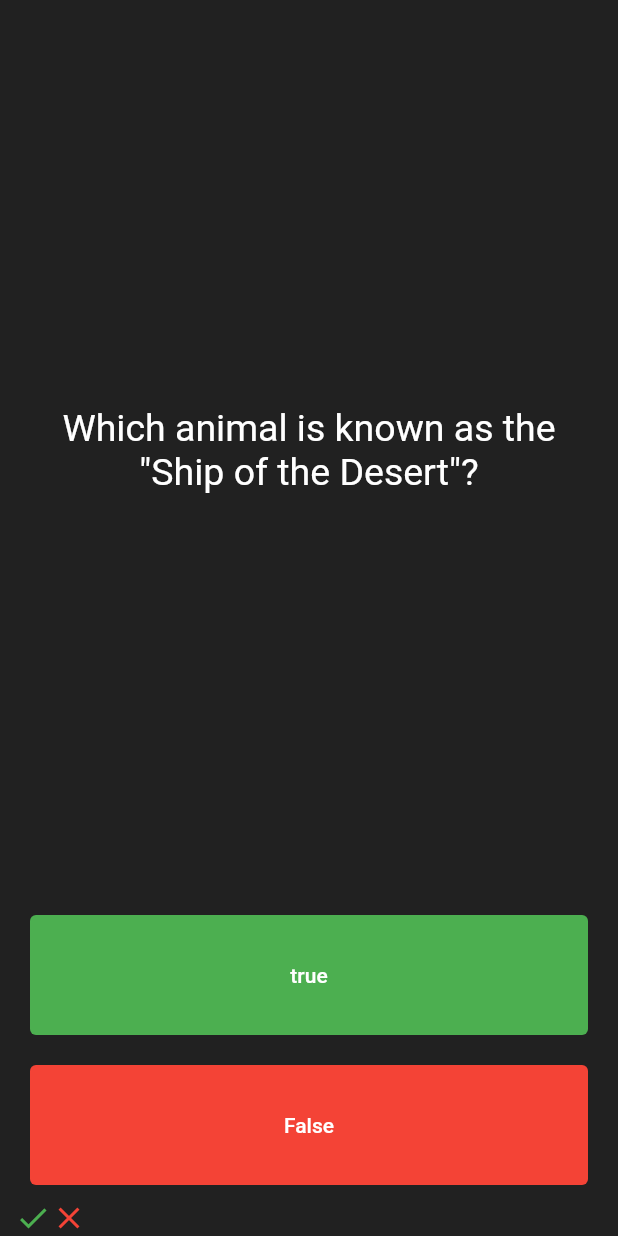
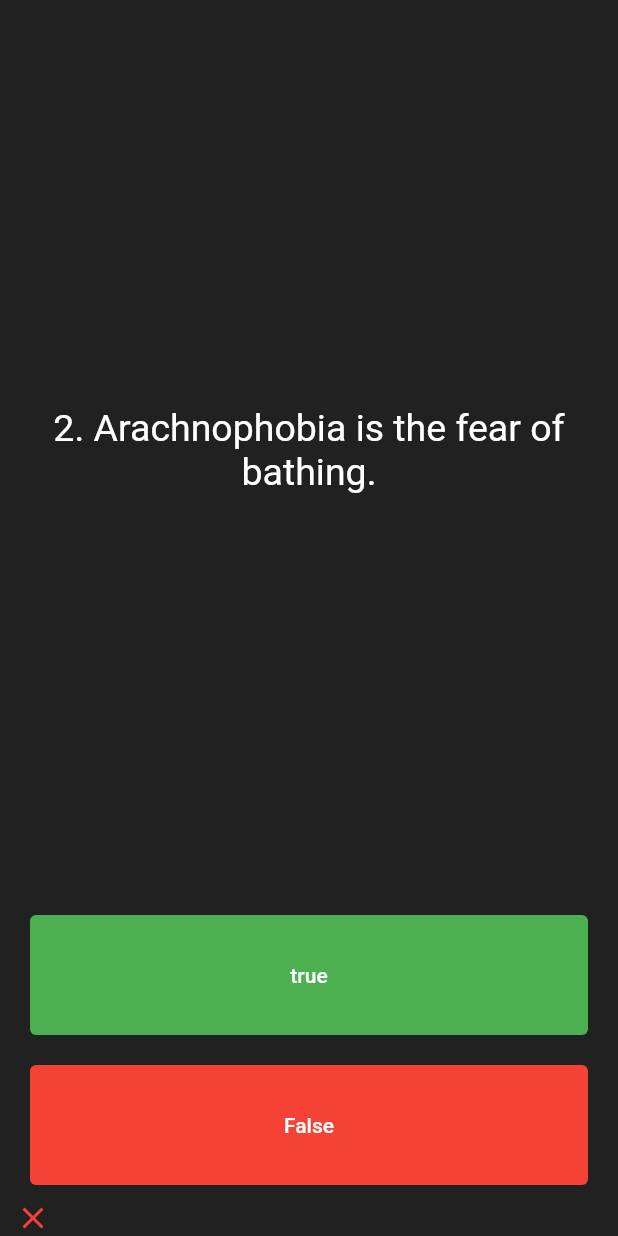
Before and after one commit to Abhinav-KG-24/quiz-App, a Flutter app: the screen it shows after launch, after a tap on "true", on a phone screen of 412 x 824 dp. Run offline on Flutter 3.47's test engine with Material 2 defaults, Android fonts, the phone set to English and light mode, and no system bars.

Commit message:
created quiz app with basic level

```diff
--- a/lib/main.dart
+++ b/lib/main.dart
@@ -29,27 +29,56 @@ class QuizPage extends StatefulWidget {
 }
 
 class _QuizPageState extends State<QuizPage> {
+  List<Widget> scoreKeeper = [];
+  List<String> questions = [
+    '1. An atom is the smallest particle.', //false
+    '2. Arachnophobia is the fear of bathing.', //false
+    '3. Boiling water is 100 degrees Celsius.', //true
+    '4. Butterflies taste things with their wings.', //false
+  ];
+  List<bool> answers = [false, false, true, false];
+  int questionNumber = 0;
+
   @override
   Widget build(BuildContext context) {
     return Column(
       mainAxisAlignment: MainAxisAlignment.center,
       crossAxisAlignment: CrossAxisAlignment.stretch,
       children: [
-        const Expanded(
+        Expanded(
             flex: 6,
             child: Padding(
-                padding: EdgeInsets.all(15.0),
+                padding: const EdgeInsets.all(15.0),
                 child: Center(
                     child: Text(
-                  'Which animal is known as the "Ship of the Desert"?',
+                  questions[questionNumber],
                   textAlign: TextAlign.center,
-                  style: TextStyle(color: Colors.white, fontSize: 25.0),
+                  style: const TextStyle(color: Colors.white, fontSize: 25.0),
                 )))),
         Expanded(
             child: Padding(
                 padding: const EdgeInsets.all(10.0),
                 child: TextButton(
-                    onPressed: () {},
+                    onPressed: () {
+                      bool correctAnswer = answers[questionNumber];
+
+                      setState(() {
+                        if (questionNumber <= questions.length - 1) {
+                          questionNumber += 1;
+                          if (correctAnswer == true) {
+                            scoreKeeper.add(const Icon(
+                              Icons.done,
+                              color: Colors.green,
+                            ));
+                          } else {
+                            scoreKeeper.add(const Icon(
+                              Icons.clear,
+                              color: Colors.red,
+                            ));
+                          }
+                        }
+                      });
+                    },
                     style: TextButton.styleFrom(backgroundColor: Colors.green),
                     child: const Text(
                       'true',
@@ -59,24 +88,32 @@ class _QuizPageState extends State<QuizPage> {
             child: Padding(
                 padding: const EdgeInsets.all(10.0),
                 child: TextButton(
-                    onPressed: () {},
+                    onPressed: () {
+                      bool correctAnswer = answers[questionNumber];
+
+                      setState(() {
+                        if (questionNumber <= questions.length - 1) {
+                          questionNumber += 1;
+                          if (correctAnswer == false) {
+                            scoreKeeper.add(const Icon(
+                              Icons.done,
+                              color: Colors.green,
+                            ));
+                          } else {
+                            scoreKeeper.add(const Icon(
+                              Icons.clear,
+                              color: Colors.red,
+                            ));
+                          }
+                        }
+                      });
+                    },
                     style: TextButton.styleFrom(backgroundColor: Colors.red),
                     child: const Text(
                       'False',
                       style: TextStyle(color: Colors.white),
                     )))),
-        const Row(
-          children: [
-            Icon(
-              Icons.done,
-              color: Colors.green,
-            ),
-            Icon(
-              Icons.clear,
-              color: Colors.red,
-            )
-          ],
-        )
+        Row(children: scoreKeeper),
       ],
     );
   }
```
